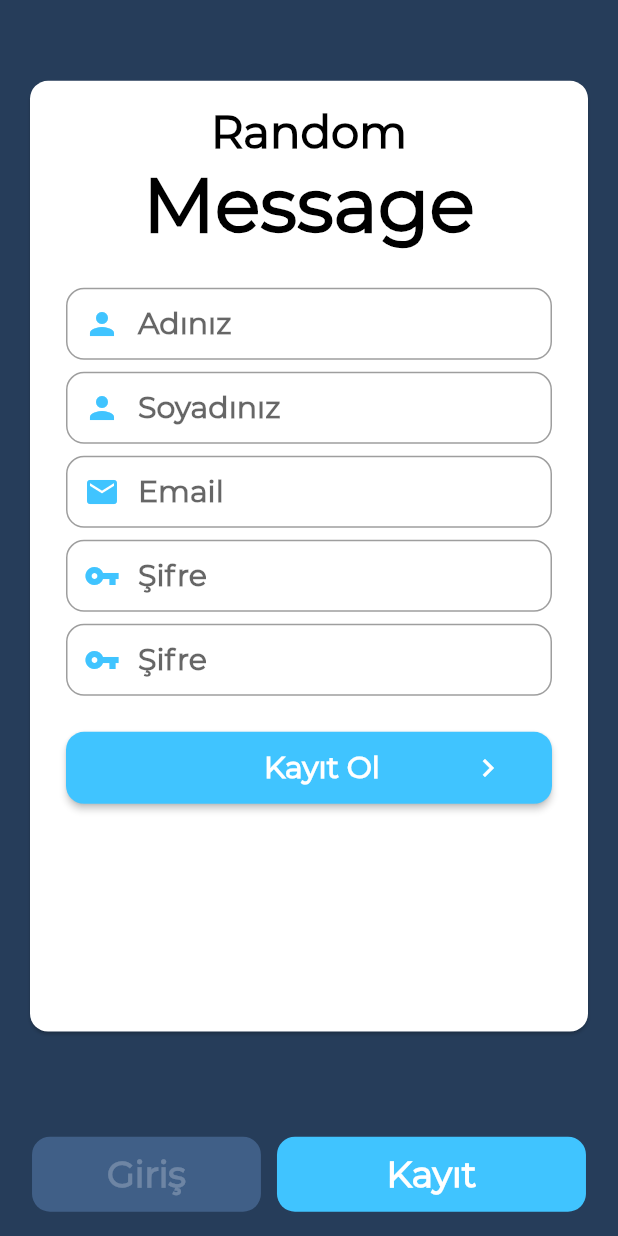
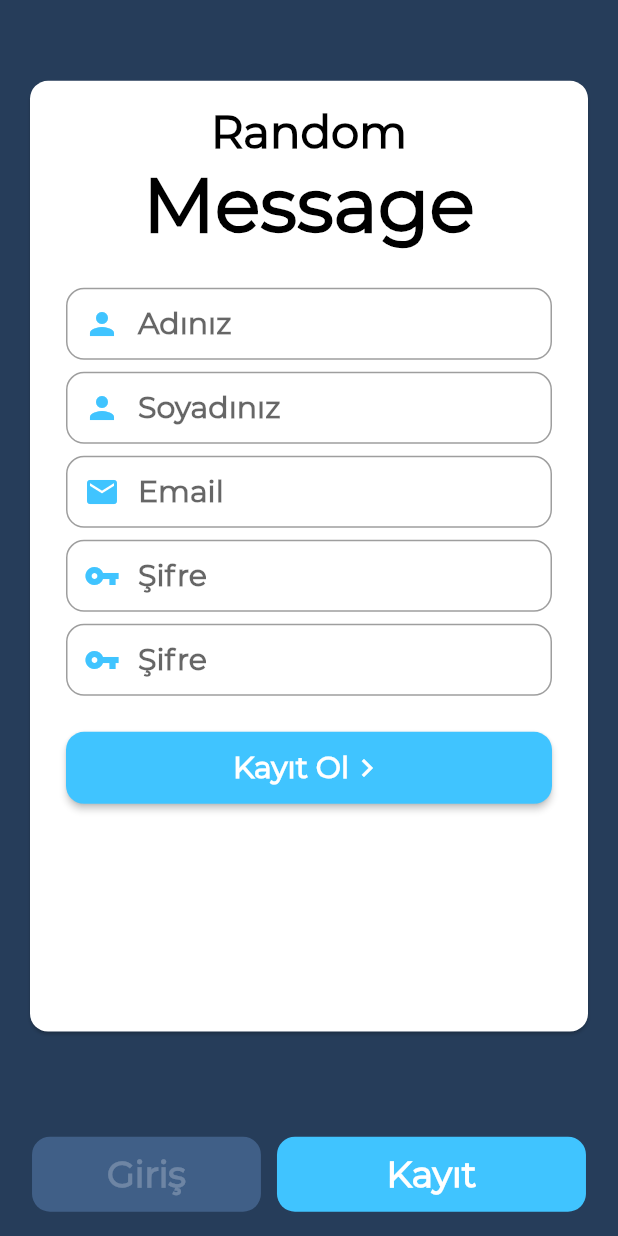
Before and after one commit to cgrbyk/RandomMessage, a Flutter app: the screen it shows after launch, after a tap on "Kayıt", on a phone screen of 412 x 824 dp. Run offline on Flutter 3.47's test engine with Material 2 defaults, Android fonts, the phone set to English and light mode, and no system bars; our stand-ins replace auto_size_text, flutter_local_notifications, sqflite; accounts and stored records are empty; network calls fail; project files that could hold a hidden picture were left out.

Commit message:
düzenlemeler

```diff
--- a/lib/main.dart
+++ b/lib/main.dart
@@ -1,6 +1,7 @@
 import 'package:flutter/material.dart';
 import 'esles.dart';
 import 'ApiDatabase.dart';
+import 'package:auto_size_text/auto_size_text.dart';
 
 void main() =>
     runApp(MaterialApp(debugShowCheckedModeBanner: false, home: MyApp()));
@@ -303,10 +304,10 @@ class _MyAppState extends State<MyApp> {
         },
         padding: EdgeInsets.all(12),
         color: Colors.lightBlueAccent,
-        child: Row(children: <Widget>[
-          Padding(
-            padding: const EdgeInsets.only(left: 120.0),
-            child: Text(
+        child: Row(
+          mainAxisAlignment: MainAxisAlignment.center,
+          children: <Widget>[
+          Text(
             'Kayıt Ol',
             style: TextStyle(
                 color: Colors.white,
@@ -314,8 +315,6 @@ class _MyAppState extends State<MyApp> {
                 fontWeight: FontWeight.bold,
                 fontSize: 20),
           ),
-          ),
-          SizedBox(width: 60),
           Icon(
             Icons.navigate_next,
             color: Colors.white,
@@ -349,10 +348,10 @@ class _MyAppState extends State<MyApp> {
         },
         padding: EdgeInsets.all(12),
         color: Colors.lightBlueAccent,
-        child: Row(children: <Widget>[
-          Padding(
-            padding: const EdgeInsets.only(left: 120.0),
-            child: Text(
+        child: Row(
+          mainAxisAlignment: MainAxisAlignment.center,
+          children: <Widget>[
+          Text(
             'Giriş Yap',
             style: TextStyle(
                 color: Colors.white,
@@ -360,8 +359,6 @@ class _MyAppState extends State<MyApp> {
                 fontWeight: FontWeight.bold,
                 fontSize: 20),
           ),
-          ),
-          SizedBox(width: 40),
           Icon(
             Icons.navigate_next,
             color: Colors.white,
@@ -382,14 +379,15 @@ class _MyAppState extends State<MyApp> {
         padding: EdgeInsets.all(12),
         color: Color(0xFF3b5998),
         child: Row(
+          mainAxisAlignment: MainAxisAlignment.spaceEvenly,
           children: <Widget>[
             ImageIcon(
               AssetImage("assets/facebook.png"),
               color: Colors.white,
             ),
-            SizedBox(width: 20),
-            Text(
+            AutoSizeText(
               'Facebook ile giriş yap',
+              maxLines: 1,
               style: TextStyle(
                   fontFamily: 'Montserrat',
                   fontWeight: FontWeight.bold,
@@ -407,7 +405,7 @@ class _MyAppState extends State<MyApp> {
       child: Text(
         'Şifremi Unuttum',
         style: TextStyle(
-            color: Colors.black87, fontFamily: 'Montserrat', fontSize: 16),
+            color: Colors.grey, fontFamily: 'Montserrat', fontSize: 16),
       ),
       onPressed: () {},
     );
--- a/pubspec.yaml
+++ b/pubspec.yaml
@@ -25,6 +25,7 @@ dependencies:
   flutter_spinkit: ^3.1.0
   http: ^0.12.0+2
   crypto: ^2.0.6
+  auto_size_text: ^1.1.2
   flutter_local_notifications: ^0.6.1
 
 
```
Also changed, not shown: lib/mesajlasma.dart (+25 -49 lines), pubspec.lock. Lines whose indentation alone changed are shown as unchanged.
